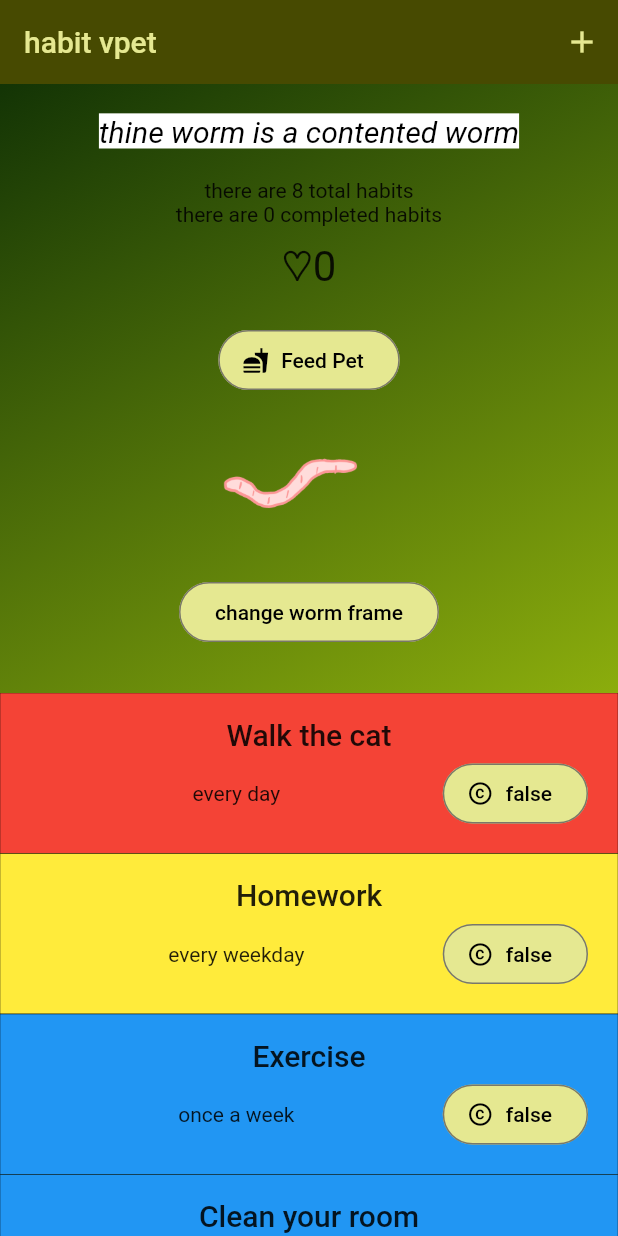
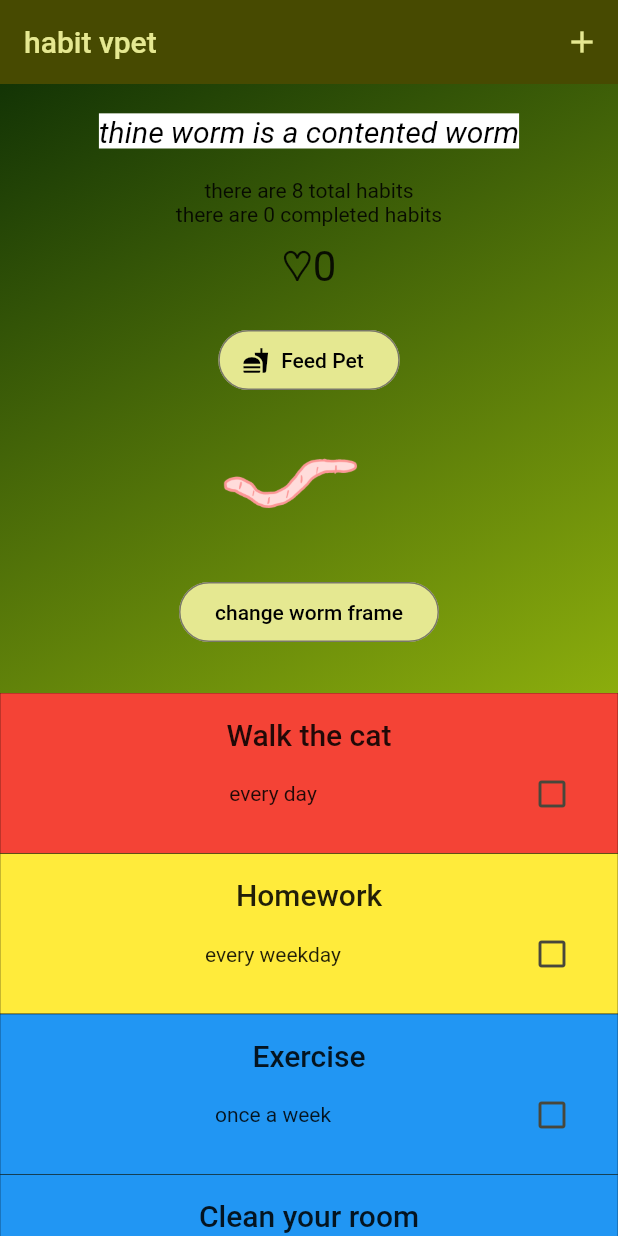
Before and after one commit to abbymachines/habit_vpet, a Flutter app: the screen it shows after launch, on a phone screen of 412 x 824 dp. Run offline on Flutter 3.47's test engine with Material 2 defaults, Android fonts, the phone set to English and light mode, and no system bars; our stand-ins replace flutter_riverpod.

Commit message:
successfully implement habit buttons with checkboxes, as well as tracking total completed habits at the top of the main screen

```diff
--- a/lib/widgets/habit_list/habit_button.dart
+++ b/lib/widgets/habit_list/habit_button.dart
@@ -19,8 +19,11 @@ class HabitButton extends ConsumerWidget {
   @override
   Widget build(BuildContext context, WidgetRef ref) {
     String labelText = false.toString();
+    final completedHabits = ref.watch(completedHabitsProvider);
 
-    return OutlinedButton.icon(
+    final isComplete = completedHabits.contains(attachedHabit);
+
+    return IconButton(
       onPressed: () {
         final wasCompleted = ref
             .read(completedHabitsProvider.notifier)
@@ -35,10 +38,7 @@ class HabitButton extends ConsumerWidget {
           ),
         );
       },
-      icon: const Icon(Icons.copyright),
-      label: Text(
-        labelText,
-      ),
+      icon: Icon(isComplete ? Icons.check_box : Icons.check_box_outline_blank),
     );
   }
 }
```
